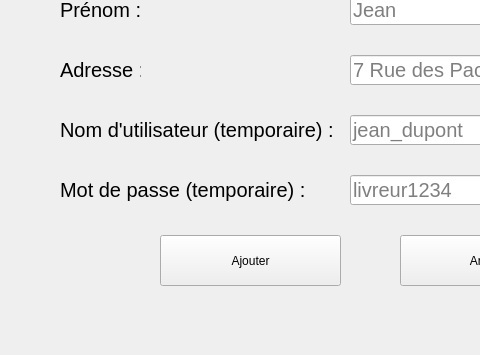
First picture: the form in Locker/ajoutlivreur.ui, repository maxjbs93/Locker, before the edit; both pictures show x 0 to 480 and y 245 to 600 of the 800 by 600 pixel window.
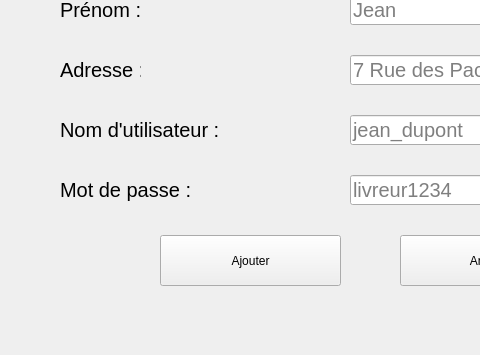
Second picture: the form after the edit.

The edit to the form file:
```diff
--- a/Locker/ajoutlivreur.ui
+++ b/Locker/ajoutlivreur.ui
@@ -125,7 +125,7 @@
      </font>
     </property>
     <property name="text">
-     <string>Nom d'utilisateur (temporaire) :</string>
+     <string>Nom d'utilisateur :</string>
     </property>
    </widget>
    <widget class="QLabel" name="label_7">
@@ -143,7 +143,7 @@
      </font>
     </property>
     <property name="text">
-     <string>Mot de passe (temporaire) :</string>
+     <string>Mot de passe :</string>
     </property>
    </widget>
    <widget class="QLineEdit" name="lineEdit_3">
```
Left out of the diff: 14 changed lines with no effect on the pictures.
